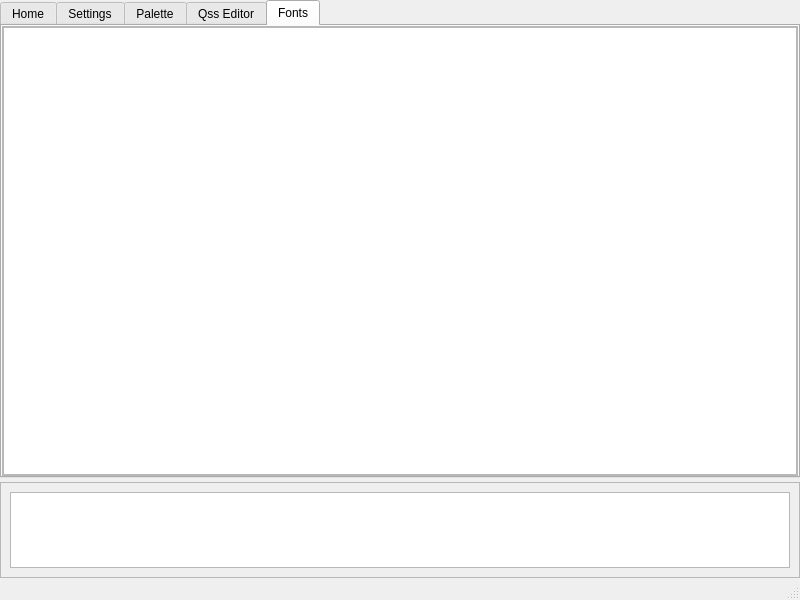
Before: the Qt Designer form app/mainwindow/mainwindow.ui in codemeetscopper/Qt-Pop, drawn with Qt 5.
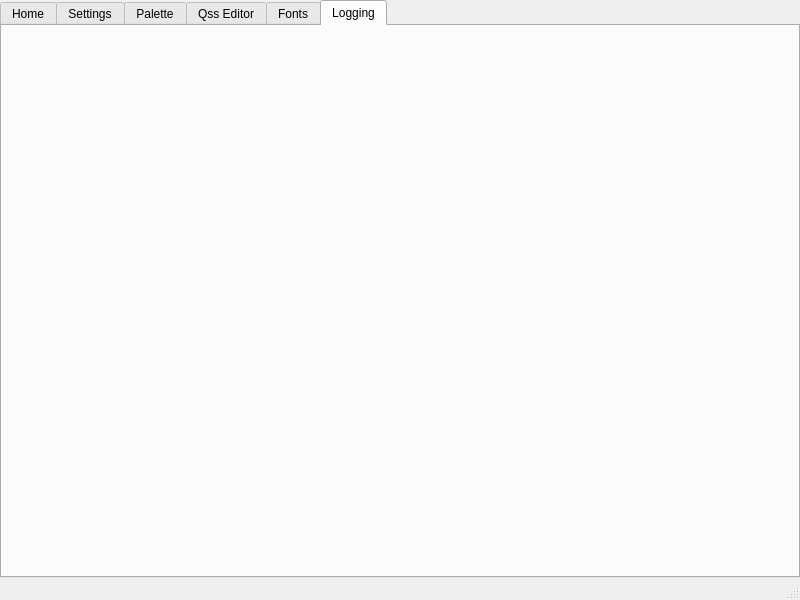
After: the same form once the commit is applied.

The edit to the form file:
```diff
--- a/app/mainwindow/mainwindow.ui
+++ b/app/mainwindow/mainwindow.ui
@@ -14,7 +14,7 @@
    <string>MainWindow</string>
   </property>
   <widget class="QWidget" name="centralwidget">
-   <layout class="QVBoxLayout" name="verticalLayout" stretch="20,4">
+   <layout class="QVBoxLayout" name="verticalLayout" stretch="20">
     <property name="spacing">
      <number>4</number>
     </property>
@@ -33,7 +33,7 @@
     <item>
      <widget class="QTabWidget" name="mainTW">
       <property name="currentIndex">
-       <number>4</number>
+       <number>5</number>
       </property>
       <widget class="QWidget" name="home">
        <attribute name="title">
@@ -197,21 +197,12 @@
         </item>
        </layout>
       </widget>
-     </widget>
-    </item>
-    <item>
-     <widget class="QFrame" name="log_frame">
-      <property name="frameShape">
-       <enum>QFrame::Shape::StyledPanel</enum>
-      </property>
-      <property name="frameShadow">
-       <enum>QFrame::Shadow::Raised</enum>
-      </property>
-      <layout class="QVBoxLayout" name="verticalLayout_3">
-       <item>
-        <widget class="QTextBrowser" name="logTB"/>
-       </item>
-      </layout>
+      <widget class="QWidget" name="log">
+       <attribute name="title">
+        <string>Logging</string>
+       </attribute>
+       <layout class="QVBoxLayout" name="verticalLayout_7"/>
+      </widget>
      </widget>
     </item>
    </layout>
```
